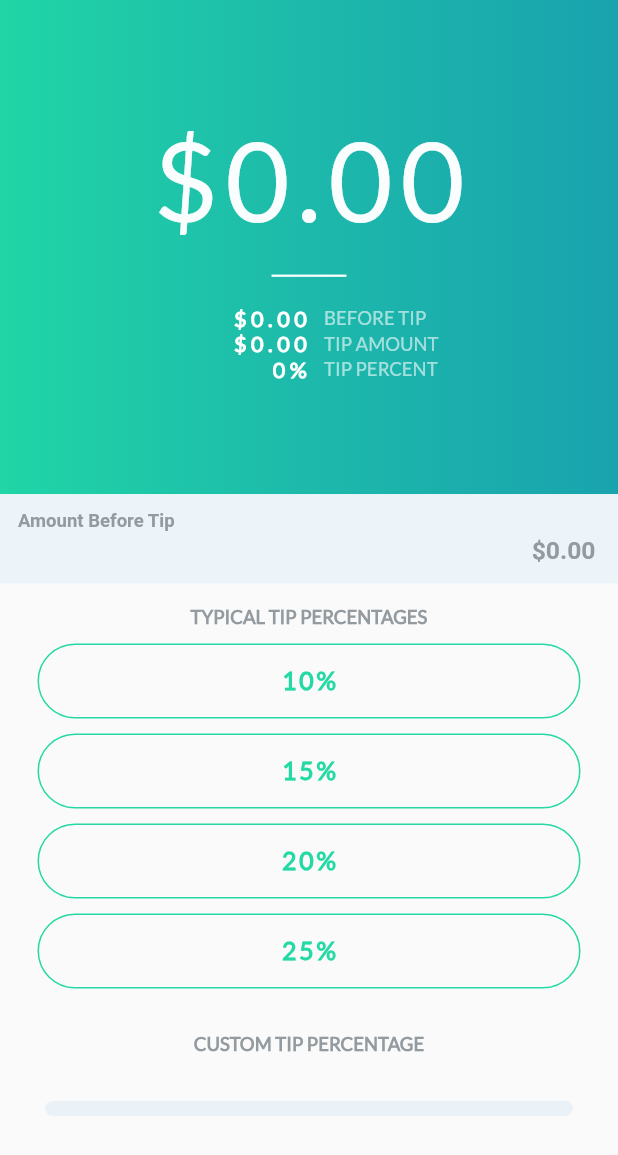
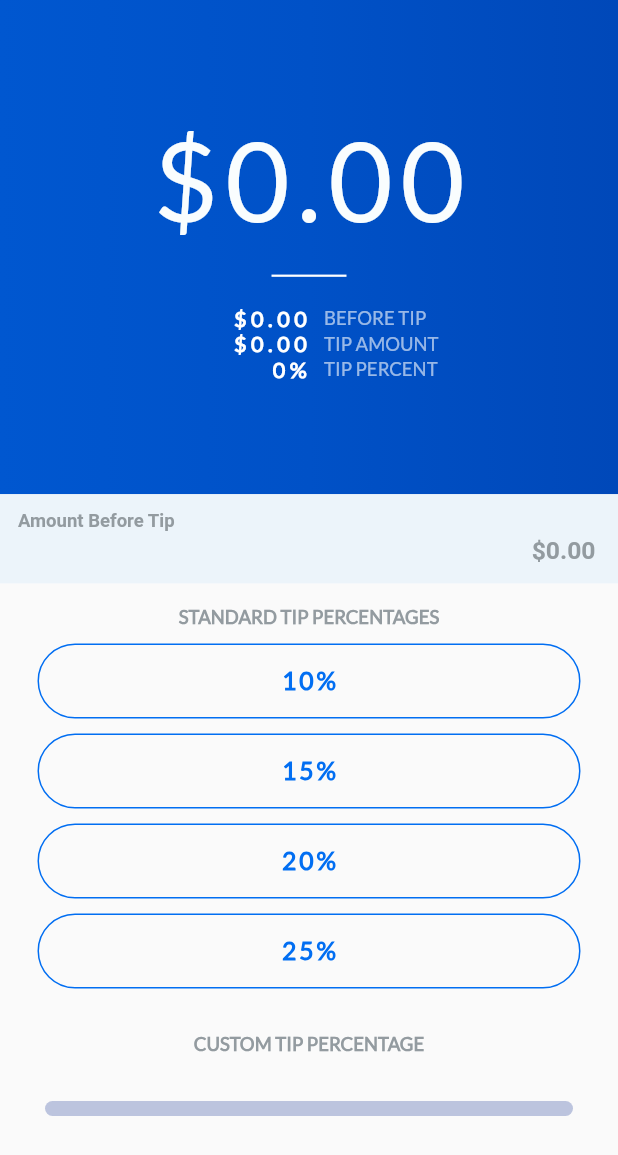
Before and after one commit to agileronin/tip-calculator, a Flutter app: the screen it shows after launch, on a phone screen of 412 x 824 dp. Shown: the top 1155 px of the screen. Run offline on Flutter 3.47's test engine with Material 2 defaults, Android fonts, the phone set to English and light mode, and no system bars; our stand-ins replace flutter_masked_text.

Commit message:
feat: change color schema
Change color schema to a blue color.

```diff
--- a/lib/constants.dart
+++ b/lib/constants.dart
@@ -1,14 +1,81 @@
 import 'package:flutter/material.dart';
 
-const Color kSliderActiveTrackColor = Color(0xFF1BB3A8);
-const Color kSliderInactiveTrackColor = Color(0xFFEAF1F7);
-const MaterialColor kSliderThumbColor = Colors.green;
+// Green Theme
+// const Color kSliderActiveTrackColor = Color(0xFF1BB3A8);
+// const Color kSliderInactiveTrackColor = Color(0xFFEAF1F7);
+// const MaterialColor kSliderThumbColor = Colors.green;
+
+// const Color kPercentButtonTextColorSelected = Colors.white;
+// const Color kPercentButtonBackgroundColorSelected = Color(0xFF25D9A5);
+// const Color kPercentButtonTextColorUnselected = Color(0xFF25D9A5);
+// const Color kPercentButtonBackgroundColorUnselected = Colors.transparent;
+// const Color kPercentButtonBorderColor = Color(0xFF25D9A5);
+
+// const Color kTextHeaderColor = Color(0xFF939BA0);
+
+// const Color kAmountInputCursorColor = Color(0xFF939BA0);
+// const Color kAmountInputColor = Color(0xFF939BA0);
+// const Color kAmountInputFillColor = Color(0xFFECF4FA);
+// const Color kAmountInputLabelColor = Color(0xFF939BA0);
+
+// const List<Color> kTipDisplayBackgroundColors = [
+//   const Color(0xFF20D5A6),
+//   const Color(0xFF1DB9AB),
+//   const Color(0xFF19A3AE)
+// ];
+
+// const Color kSubHeaderColor = Colors.white;
+
+// const Color kTransparentRoundSliderColor = Color(0xFF25D9A5);
+
+// const TextStyle kTextHeaderStyle = TextStyle(
+//   fontWeight: FontWeight.bold,
+//   fontFamily: 'Lato',
+//   color: kTextHeaderColor,
+// );
+
+// const TextStyle kTextSubHeaderStyle = TextStyle(
+//   fontWeight: FontWeight.bold,
+//   fontFamily: 'Lato',
+//   letterSpacing: 3.0,
+//   color: kSubHeaderColor,
+// );
+
+// const TextStyle kAmountInputStyle = TextStyle(
+//   fontWeight: FontWeight.bold,
+//   color: kAmountInputColor,
+// );
+
+// const TextStyle kAmountLabelStyle = TextStyle(
+//   color: kAmountInputLabelColor,
+// );
+
+// const TextStyle kTextSubHeaderLabelStyle = TextStyle(
+//   fontFamily: 'Lato',
+// );
+
+// const TextStyle kOvalButtonTextStyle = TextStyle(
+//   letterSpacing: 2.0,
+//   fontWeight: FontWeight.bold,
+//   fontFamily: 'Lato',
+// );
+
+// const TextStyle kCurrencyTextStyle = TextStyle(
+//   color: Color(0xFFF9FDFE),
+//   fontFamily: 'Lato',
+//   letterSpacing: 5.0,
+// );
+
+// Blue Theme
+const Color kSliderActiveTrackColor = Color(0xFF2F52B6);
+const Color kSliderInactiveTrackColor = Color(0xFFBCC4DE);
+const MaterialColor kSliderThumbColor = Colors.purple;
 
 const Color kPercentButtonTextColorSelected = Colors.white;
-const Color kPercentButtonBackgroundColorSelected = Color(0xFF25D9A5);
-const Color kPercentButtonTextColorUnselected = Color(0xFF25D9A5);
+const Color kPercentButtonBackgroundColorSelected = Color(0xFF006CEF);
+const Color kPercentButtonTextColorUnselected = Color(0xFF016EF2);
 const Color kPercentButtonBackgroundColorUnselected = Colors.transparent;
-const Color kPercentButtonBorderColor = Color(0xFF25D9A5);
+const Color kPercentButtonBorderColor = Color(0xFF016EF2);
 
 const Color kTextHeaderColor = Color(0xFF939BA0);
 
@@ -18,14 +85,14 @@ const Color kAmountInputFillColor = Color(0xFFECF4FA);
 const Color kAmountInputLabelColor = Color(0xFF939BA0);
 
 const List<Color> kTipDisplayBackgroundColors = [
-  const Color(0xFF20D5A6),
-  const Color(0xFF1DB9AB),
-  const Color(0xFF19A3AE)
+  const Color(0xFF0057D0),
+  const Color(0xFF0051C7),
+  const Color(0xFF0048B9),
 ];
 
 const Color kSubHeaderColor = Colors.white;
 
-const Color kTransparentRoundSliderColor = Color(0xFF25D9A5);
+const Color kTransparentRoundSliderColor = Color(0xFF016EF2);
 
 const TextStyle kTextHeaderStyle = TextStyle(
   fontWeight: FontWeight.bold,
--- a/lib/main.dart
+++ b/lib/main.dart
@@ -2,8 +2,8 @@ import 'package:flutter/material.dart';
 import 'package:flutter/rendering.dart';
 import 'package:flutter/services.dart';
 
-import './screens/discount_calculator.dart';
-import './screens/tip_calculator.dart';
+import './screens/discount_calculator_screen.dart';
+import './screens/tip_calculator_screen.dart';
 
 void main() {
   debugPaintSizeEnabled = false;
@@ -34,8 +34,8 @@ class _CalculatorAppState extends State<CalculatorApp> {
         ),
         initialRoute: '/tip',
         routes: {
-          '/tip': (context) => TipCalculator(),
-          // '/discount': (context) => DiscountCalculator(),
+          '/tip': (context) => TipCalculatorScreen(),
+          '/discount': (context) => DiscountCalculatorScreen(),
         },
       ),
     );
--- a/lib/screens/tip_calculator.dart
+++ b/lib/screens/tip_calculator_screen.dart
@@ -6,12 +6,12 @@ import 'package:tip_calculator/widgets/calculation_display/text_sub_header.dart'
 import '../utilities/widget_scaler.dart';
 import '../widgets/widgets.dart';
 
-class TipCalculator extends StatefulWidget {
+class TipCalculatorScreen extends StatefulWidget {
   @override
-  _TipCalculatorState createState() => _TipCalculatorState();
+  _TipCalculatorScreenState createState() => _TipCalculatorScreenState();
 }
 
-class _TipCalculatorState extends State<TipCalculator>
+class _TipCalculatorScreenState extends State<TipCalculatorScreen>
     with SingleTickerProviderStateMixin {
   double _tipPercentage = 0.0;
   double _tip = 0.0;
@@ -179,7 +179,7 @@ class _TipCalculatorState extends State<TipCalculator>
           Padding(
             padding: const EdgeInsets.fromLTRB(15.0, 15.0, 15.0, 5.0),
             child: TextHeader(
-              text: 'Typical Tip Percentages',
+              text: 'Standard Tip Percentages',
               fontSize: _widgetScaler.safeBlockHorizontal * 3.0,
             ),
           ),
```
Also changed, not shown: lib/screens/discount_calculator.dart (deleted, +0 -199 lines), lib/screens/discount_calculator_screen.dart (added, +253 -0 lines).
